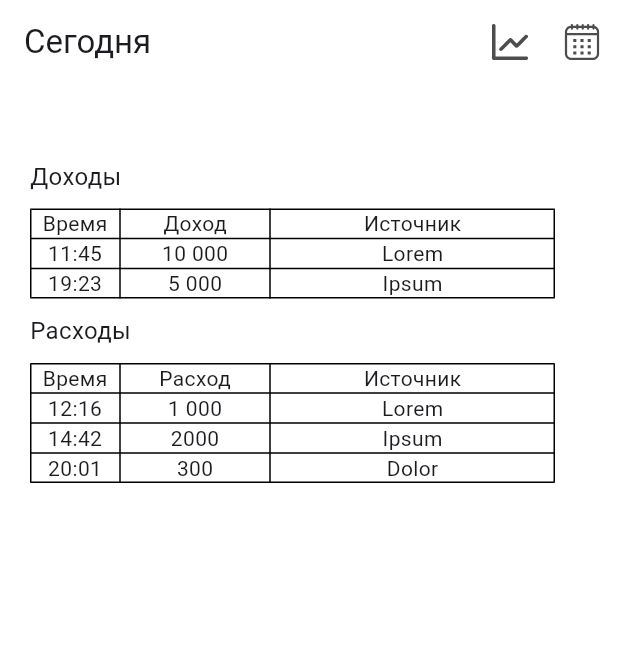
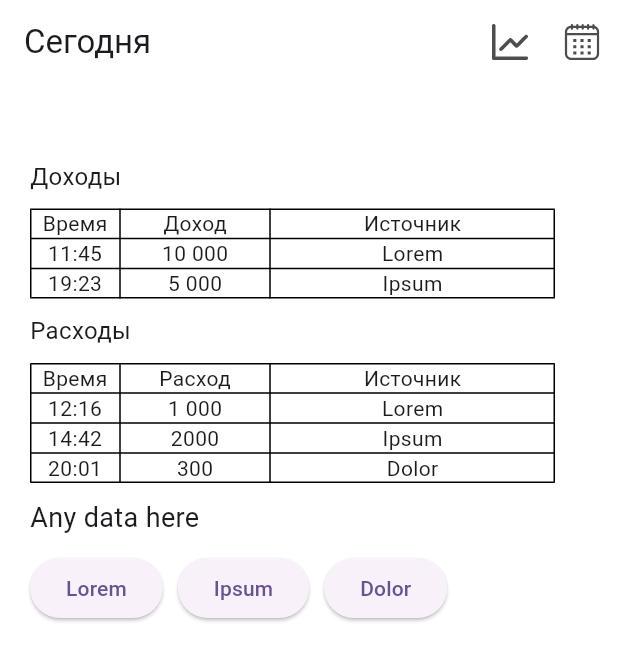
Before and after one commit to MeiirimZh/opulence, a Flutter app: the screen it shows after launch, on a phone screen of 412 x 824 dp. Shown: the top 661 px of the screen. Run offline on Flutter 3.47's test engine with Material 3 defaults, Android fonts, the phone set to English and light mode, and no system bars; our stand-ins replace flutter_svg, shared_preferences.

Commit message:
added text and buttons to work with SharedPreferences

```diff
--- a/lib/screens/home_screen.dart
+++ b/lib/screens/home_screen.dart
@@ -1,4 +1,5 @@
 import 'package:flutter/material.dart';
+import 'package:shared_preferences/shared_preferences.dart';
 import 'package:flutter_svg/flutter_svg.dart';
 import 'package:opulence/screens/statistics_screen.dart';
 
@@ -123,9 +124,21 @@ class _MyHomePageState extends State<MyHomePage> {
                 ),
               ],
             ),
+            Text('Any data here', style: TextStyle(fontSize: 18.0)),
+            Row(spacing: 10.0, children: [
+              ElevatedButton(onPressed: () => {
+                print("It works!")
+              }, child: Text('Lorem')),
+              ElevatedButton(onPressed: () => {
+                print("It works! 2")
+              }, child: Text('Ipsum')),
+              ElevatedButton(onPressed: () => {
+                print("It works! 3")
+              }, child: Text('Dolor'))
+            ],)
           ],
         ),
-      ),
+      )
     );
   }
 }
--- a/pubspec.yaml
+++ b/pubspec.yaml
@@ -30,6 +30,7 @@ environment:
 dependencies:
   flutter:
     sdk: flutter
+  shared_preferences: ^2.3.3
 
   # The following adds the Cupertino Icons font to your application.
   # Use with the CupertinoIcons class for iOS style icons.
```
Also changed, not shown: pubspec.lock, 1 other file.
